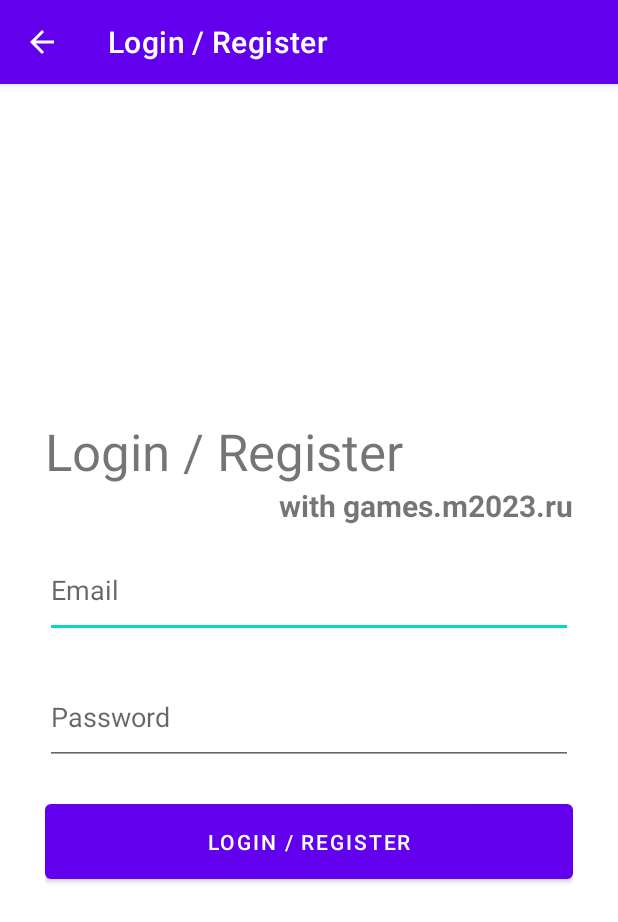
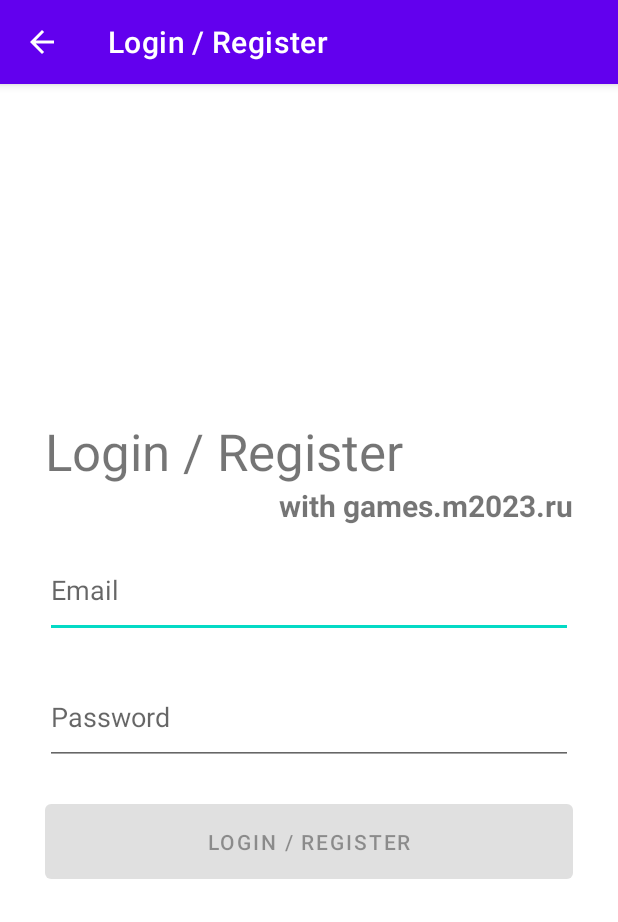
Before and after one commit to MaserPlay/AppAi, an Android app: the Login_games_m2023_ru_Activity screen opened directly, with no data from a screen before it, after a tap on "LOGIN / REGISTER", on a phone screen of 412 x 824 dp. Shown: the top 922 px of the screen. Run offline under Robolectric (Android 15) with nearby library versions, the phone set to English and light mode, and no system bars; libraries missing offline, so code that uses them is left out: com.maserplay.

```diff
--- a/app/src/main/res/layout/activity_login.xml
+++ b/app/src/main/res/layout/activity_login.xml
@@ -9,7 +9,7 @@
     android:layout_height="match_parent">
 
 
-    <LinearLayout
+    <ScrollView
         android:id="@+id/LoginLayout"
         android:layout_width="match_parent"
         android:layout_height="wrap_content"
@@ -21,6 +21,11 @@
         app:layout_constraintEnd_toEndOf="parent"
         app:layout_constraintStart_toStartOf="parent"
         app:layout_constraintTop_toTopOf="parent">
+
+        <LinearLayout
+            android:layout_width="match_parent"
+            android:layout_height="wrap_content"
+            android:orientation="vertical">
 
             <TextView
                 android:id="@+id/textView"
@@ -72,10 +77,10 @@
                 android:layout_weight="1"
                 android:paddingVertical="15dp"
                 android:text="@string/login_login" />
+        </LinearLayout>
+    </ScrollView>
 
-    </LinearLayout>
-
-    <LinearLayout
+    <ScrollView
         android:id="@+id/twofact"
         android:layout_width="match_parent"
         android:layout_height="wrap_content"
@@ -87,6 +92,11 @@
         app:layout_constraintEnd_toEndOf="parent"
         app:layout_constraintStart_toStartOf="parent"
         app:layout_constraintTop_toTopOf="parent">
+
+        <LinearLayout
+            android:layout_width="match_parent"
+            android:layout_height="wrap_content"
+            android:orientation="vertical">
 
             <TextView
                 android:id="@+id/textView4"
@@ -113,7 +123,8 @@
                 android:layout_marginVertical="10dp"
                 android:layout_weight="1"
                 android:text="@string/login_totp"
-            android:textSize="16sp" />
+                android:textSize="16sp"
+                android:visibility="gone" />
 
             <EditText
                 android:id="@+id/Totp"
@@ -127,7 +138,9 @@
                 android:hint="@string/login_codehint"
                 android:inputType="number"
                 android:maxLength="6"
-            android:paddingVertical="20dp" />
+                android:onClick="totpaccept"
+                android:paddingVertical="20dp"
+                android:visibility="gone" />
 
             <TextView
                 android:id="@+id/textView7"
@@ -136,7 +149,8 @@
                 android:layout_marginVertical="10dp"
                 android:layout_weight="1"
                 android:text="@string/login_emailaccept"
-            android:textSize="16sp" />
+                android:textSize="16sp"
+                android:visibility="gone" />
 
             <Button
                 android:id="@+id/checkmail"
@@ -144,7 +158,17 @@
                 android:layout_height="match_parent"
                 android:layout_marginVertical="2dp"
                 android:layout_weight="1"
-            android:text="@string/login_check" />
+                android:onClick="emailaccept"
+                android:text="@string/login_check"
+                android:visibility="gone" />
+
+            <TextView
+                android:id="@+id/textView8"
+                android:layout_width="match_parent"
+                android:layout_height="wrap_content"
+                android:layout_weight="1"
+                android:text="TextView"
+                android:visibility="gone" />
 
             <Button
                 android:id="@+id/back"
@@ -153,6 +177,7 @@
                 android:layout_marginVertical="2dp"
                 android:layout_weight="1"
                 android:backgroundTint="@color/teal_700"
+                android:onClick="back"
                 android:text="@string/login_back" />
 
             <Button
@@ -161,8 +186,10 @@
                 android:layout_height="match_parent"
                 android:layout_marginVertical="2dp"
                 android:layout_weight="1"
+                android:enabled="false"
                 android:text="@string/login_loginlogin" />
-
         </LinearLayout>
 
+    </ScrollView>
+
 </androidx.constraintlayout.widget.ConstraintLayout>
```
Also changed, not shown: app/src/main/java/com/maserplay/appai/Login_games_m2023_ru_Activity.kt (+71 -3 lines). Lines whose indentation alone changed are shown as unchanged.
